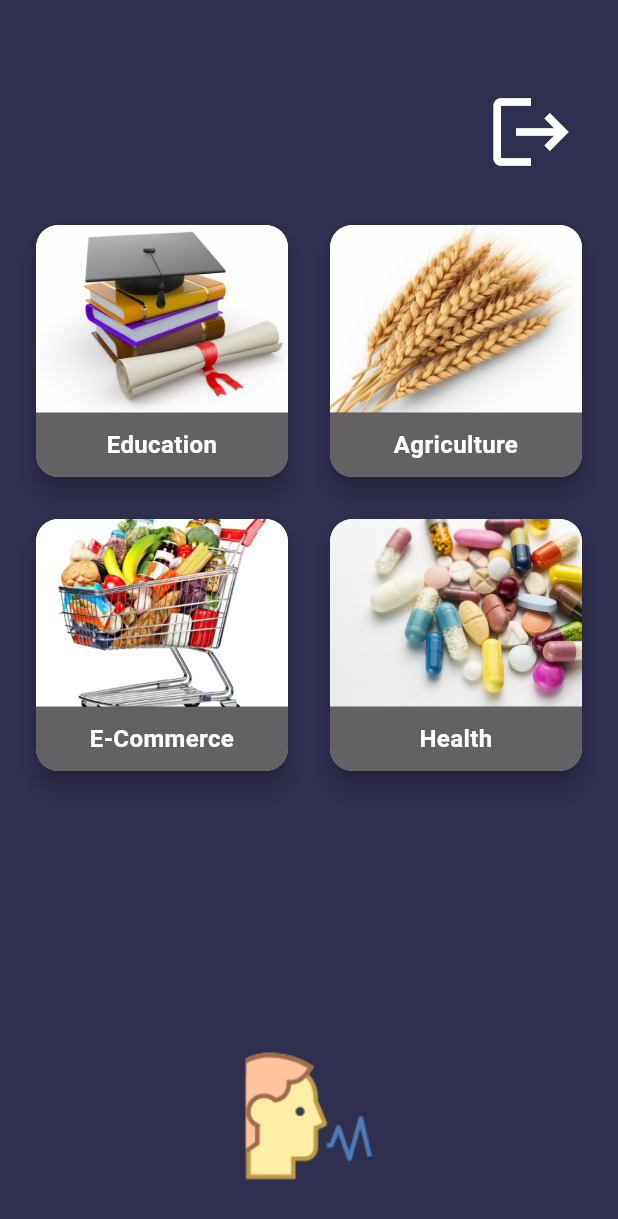
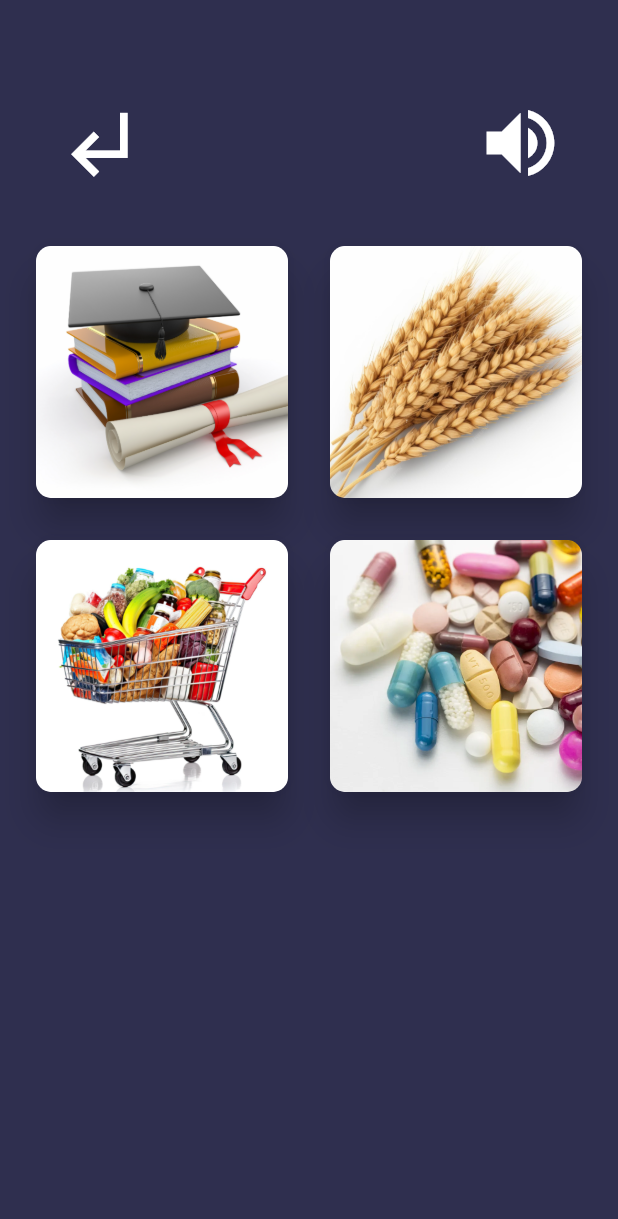
Before and after one commit to HaseebKahn365/agahi_2, a Flutter app: the LandingScreen screen opened directly, on a phone screen of 412 x 824 dp. Shown: the top 1219 px of the screen. Run offline on Flutter 3.47's test engine with Material 3 defaults, Android fonts, the phone set to English and light mode, and no system bars; our stand-ins replace carousel_slider, flutter_tts, shared_preferences; accounts and stored records are empty.

Commit message:
images and carousel screens added

```diff
--- a/lib/screens/landing_screen.dart
+++ b/lib/screens/landing_screen.dart
@@ -17,17 +17,7 @@
         child: Column(
           crossAxisAlignment: CrossAxisAlignment.center,
           children: [
-            const SizedBox(height: 20),
-            Hero(
-              tag: 'logoutButton',
-              child: Align(
-                alignment: Alignment.topRight,
-                child: IconButton(
-                  icon: const Icon(Icons.logout, color: Colors.white, size: 60),
-                  onPressed: () {},
-                ),
-              ),
-            ),
+            AppBarWidget(),
             SizedBox(height: 20),
             GridView.count(
               //turn off scroll
@@ -52,44 +42,33 @@
   }
 
   Widget _buildImageButton(String imagePath, BuildContext context) {
-    ScreenType selectedScreenType;
-    String label;
-
-    // Determine screen type and label based on imagePath
+    var selectedScreenType = ScreenType.education; // Default screen type
     switch (imagePath) {
       case 'assets/images/edu.png':
         selectedScreenType = ScreenType.education;
-        label = 'Education';
         break;
       case 'assets/images/agri.png':
         selectedScreenType = ScreenType.agriculture;
-        label = 'Agriculture';
         break;
       case 'assets/images/ecom.png':
         selectedScreenType = ScreenType.economy;
-        label = 'E-Commerce';
         break;
       case 'assets/images/health.png':
         selectedScreenType = ScreenType.health;
-        label = 'Health';
         break;
-      default:
-        // Handle default case or throw an error if needed
-        selectedScreenType = ScreenType.education; // Default fallback
-        label = 'Unknown';
     }
 
-    void navigateToScreen(ScreenType screenType, String imgPath) {
-      // If ecommerce image is clicked, navigate to ecommerce screen directly
-      if (imgPath == 'assets/images/ecom.png') {
-        // Match the image path used in the GridView
+    void navigateToScreen(selectedScreenType, String imagePath) {
+      // Implement your navigation logic here
+
+      //if ecommerce image is clicked, navigate to ecommerce screen without going to domain screen
+      if (imagePath == 'assets/images/ecom.png') {
+        // Navigate directly to the ecommerce screen
         Navigator.push(
           context,
           PageRouteBuilder(
-            // Ensure ShoppingScreen is imported and correct
             pageBuilder:
-                (context, animation, secondaryAnimation) =>
-                    const ShoppingScreen(), // Assuming ShoppingScreen exists
+                (context, animation, secondaryAnimation) => ShoppingScreen(),
             transitionsBuilder: (
               context,
               animation,
@@ -99,77 +78,109 @@
               const begin = Offset(0.0, 1.0);
               const end = Offset.zero;
               const curve = Curves.easeInOut;
+
               var tween = Tween(
                 begin: begin,
                 end: end,
               ).chain(CurveTween(curve: curve));
               var offsetAnimation = animation.drive(tween);
+
               return SlideTransition(position: offsetAnimation, child: child);
             },
           ),
         );
-      } else {
-        // Navigate to the generic DomainScreen for other types
+        return;
+      }
       Navigator.push(
         context,
         MaterialPageRoute(
           builder:
-                (context) =>
-                    DomainScreen(screenType: screenType, imagePath: imgPath),
+              (context) => DomainScreen(
+                screenType: selectedScreenType,
+                imagePath: imagePath,
+              ),
+        ),
+      );
+    }
+
+    return _ZoomButton(
+      onTap: () {
+        navigateToScreen(selectedScreenType, imagePath);
+      },
+      child: Hero(
+        tag: selectedScreenType,
+        child: Card(
+          elevation: 10,
+          child: ClipRRect(
+            borderRadius: BorderRadius.circular(10),
+
+            child: Image.asset(imagePath, fit: BoxFit.cover),
+          ),
+        ),
       ),
     );
   }
 }
 
-    // Use Card for a prominent button appearance
-    return Card(
-      elevation: 6.0, // Increased elevation for prominence
-      shape: RoundedRectangleBorder(
-        borderRadius: BorderRadius.circular(15.0), // Softer rounded corners
-      ),
-      clipBehavior: Clip.antiAlias, // Ensures content respects card boundaries
+class AppBarWidget extends StatelessWidget {
+  const AppBarWidget({super.key});
+
+  @override
+  Widget build(BuildContext context) {
+    return Column(
+      children: [
+        const SizedBox(height: 20),
+        Row(
+          children: [
+            Hero(
+              tag: 'backButton',
+              child: Align(
+                alignment: Alignment.topLeft,
+                child: Material(
+                  color: Colors.transparent,
                   child: InkWell(
-        // Provides tap feedback (ripple effect)
-        onTap: () => navigateToScreen(selectedScreenType, imagePath),
-        child: Column(
-          crossAxisAlignment:
-              CrossAxisAlignment.stretch, // Stretch content horizontally
-          children: <Widget>[
-            Expanded(
-              // Image takes up the available space above the label
-              child: Hero(
-                tag: selectedScreenType, // Unique tag for Hero animation
-                child: Image.asset(
-                  imagePath,
-                  fit: BoxFit.cover, // Cover the area nicely
+                    onTap: () => Navigator.of(context).pop(),
+                    borderRadius: BorderRadius.circular(50),
+                    child: Container(
+                      padding: const EdgeInsets.all(15),
+                      child: const Icon(
+                        Icons.subdirectory_arrow_left,
+                        color: Colors.white,
+                        size: 60,
                       ),
                     ),
                   ),
-            Container(
-              // Container for label background and padding
-              padding: const EdgeInsets.symmetric(
-                vertical: 10.0,
-                horizontal: 8.0,
                 ),
-              color: Colors.black.withOpacity(
-                0.6,
-              ), // Semi-transparent background for label
-              child: Text(
-                label,
-                textAlign: TextAlign.center,
-                style: const TextStyle(
-                  fontWeight: FontWeight.bold,
-                  fontSize: 16,
-                  color:
-                      Colors.white, // White text for contrast on dark overlay
               ),
-                maxLines: 1,
-                overflow: TextOverflow.ellipsis,
+            ),
+
+            // a button to toggle voice on and off
+            const Spacer(),
+            Hero(
+              tag: 'voiceToggle',
+              child: Consumer<TtsHelper>(
+                builder: (context, ttsHelper, child) {
+                  return GestureDetector(
+                    onTap: () {
+                      ttsHelper.toggleVoiceOnOff();
+                    },
+                    child: Container(
+                      padding: const EdgeInsets.all(15),
+                      child: Icon(
+                        ttsHelper.isVoiceOn
+                            ? Icons.volume_up
+                            : Icons.volume_off,
+                        color: Colors.white,
+                        size: 60,
+                      ),
+                    ),
+                  );
+                },
               ),
             ),
           ],
         ),
-      ),
+      ],
     );
   }
 }
@@ -189,47 +200,25 @@
             onTap: () {
               ttsHelper.toggleVoiceOnOff();
             },
-            child: Stack(
-              fit: StackFit.expand,
-              children: [
-                Container(
-                  padding: const EdgeInsets.all(5),
-                  child: Image.asset(
-                    'assets/images/speakon.png',
-                    fit: BoxFit.contain,
-                  ),
-                ),
-                if (!ttsHelper.isVoiceOn)
-                  CustomPaint(painter: DiagonalLinePainter()),
-              ],
-            ),
+            // child: Stack(
+            //   fit: StackFit.expand,
+            //   children: [
+            //     Container(
+            //       padding: const EdgeInsets.all(5),
+            //       child: Image.asset(
+            //         'assets/images/speakon.png',
+            //         fit: BoxFit.contain,
+            //       ),
+            //     ),
+            //     if (!ttsHelper.isVoiceOn)
+
+            //   ],
+            // ),
           ),
         );
       },
     );
   }
-}
-
-class DiagonalLinePainter extends CustomPainter {
-  @override
-  void paint(Canvas canvas, Size size) {
-    final paint =
-        Paint()
-          ..color = Colors.red
-          ..style = PaintingStyle.stroke
-          ..strokeWidth = 5.0
-          ..strokeCap = StrokeCap.round;
-
-    // Draw a diagonal line from top-left to bottom-right
-    canvas.drawLine(
-      Offset(5, 5),
-      Offset(size.width - 5, size.height - 5),
-      paint,
-    );
-  }
-
-  @override
-  bool shouldRepaint(CustomPainter oldDelegate) => false;
 }
 
 class _ZoomButton extends StatefulWidget {
--- a/pubspec.yaml
+++ b/pubspec.yaml
@@ -39,6 +39,7 @@
   intl: ^0.19.0
   provider: ^6.1.4
   shared_preferences: ^2.5.3
+  carousel_slider: ^5.0.0
 
 dev_dependencies:
   flutter_test:
```
Also changed, not shown: lib/main.dart (+114 -66 lines), lib/screens/domain_screen.dart (+21 -19 lines), lib/screens/domain_specific/education.dart (+108 -62 lines), assets/images/edu1.png, pubspec.lock. Lines whose indentation alone changed are shown as unchanged.
